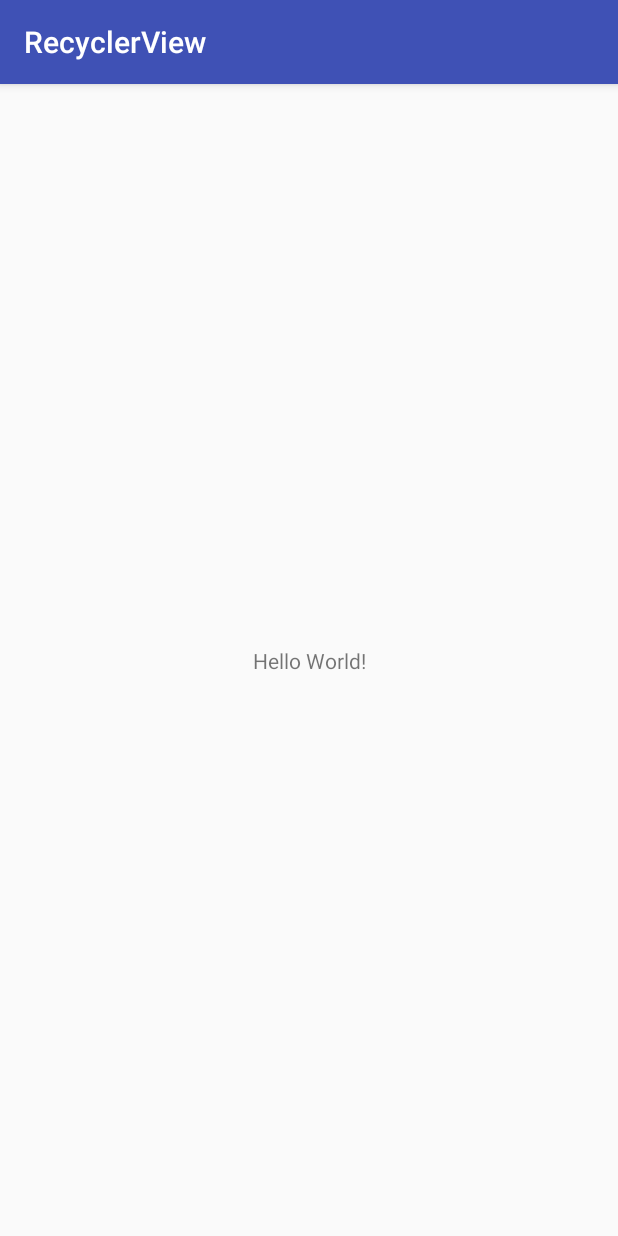
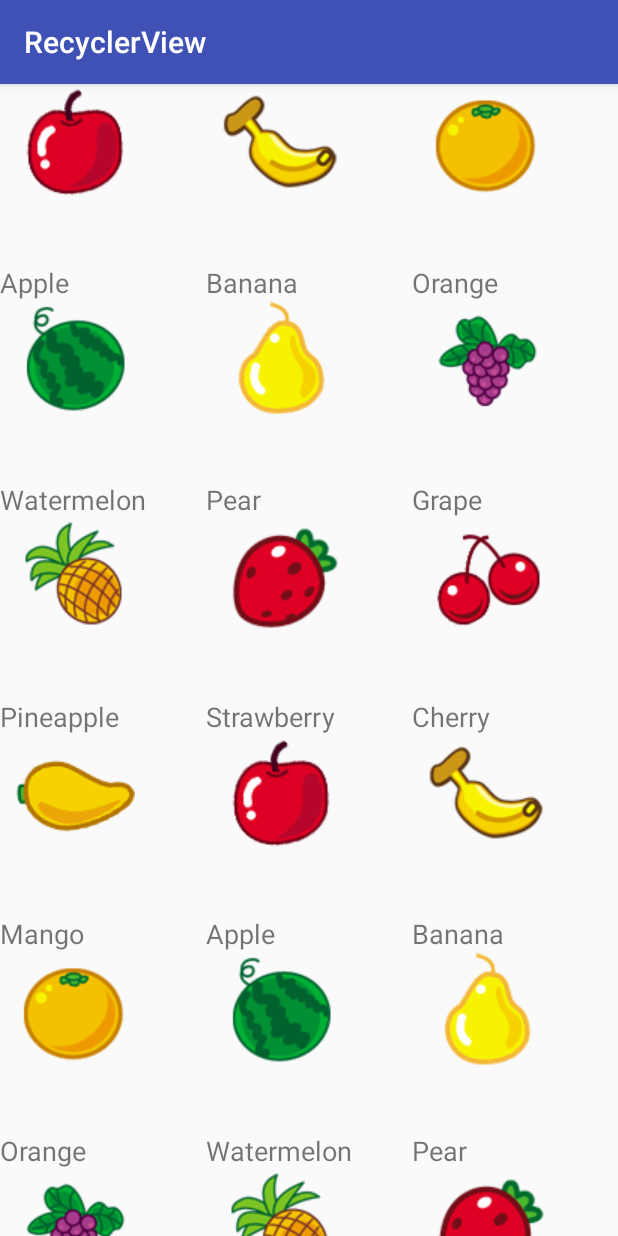
Before and after one commit to bingweibi/example, an Android app: the screen it shows after launch (MainActivity), on a phone screen of 412 x 824 dp. Run offline under Robolectric (Android 15) with nearby library versions, the phone set to English and light mode, and no system bars.

Commit message:
1106 RrecyclerView

```diff
--- a/RecyclerView2/app/build.gradle
+++ b/RecyclerView2/app/build.gradle
@@ -23,6 +23,7 @@ dependencies {
     implementation 'com.android.support:appcompat-v7:26.1.0'
     implementation 'com.android.support.constraint:constraint-layout:1.0.2'
     testImplementation 'junit:junit:4.12'
+    compile 'com.android.support:recyclerview-v7:26.1.0'
     androidTestImplementation 'com.android.support.test:runner:1.0.1'
     androidTestImplementation 'com.android.support.test.espresso:espresso-core:3.0.1'
 }
--- /dev/null
+++ b/RecyclerView2/app/src/main/java/com/example/bbw/recyclerview/Fruit.java
@@ -0,0 +1,32 @@
+package com.example.bbw.recyclerview;
+
+/**
+ * Created by bbw on 2017/6/23.
+ */
+
+public class Fruit {
+
+    public String getName() {
+        return name;
+    }
+
+    public void setName(String name) {
+        this.name = name;
+    }
+
+    public int getImageId() {
+        return imageId;
+    }
+
+    public void setImageId(int imageId) {
+        this.imageId = imageId;
+    }
+
+    private String name;
+    private int imageId;
+
+    public Fruit(String name , int imageId) {
+        this.name = name;
+        this.imageId = imageId;
+    }
+}
--- /dev/null
+++ b/RecyclerView2/app/src/main/java/com/example/bbw/recyclerview/FruitAdapter.java
@@ -0,0 +1,76 @@
+package com.example.bbw.recyclerview;
+
+import android.support.v7.widget.RecyclerView;
+import android.view.LayoutInflater;
+import android.view.View;
+import android.view.ViewGroup;
+import android.widget.ImageView;
+import android.widget.TextView;
+import android.widget.Toast;
+
+import java.util.List;
+
+/**
+ * Created by bbw on 2017/11/6.
+ * @author bbw
+ */
+
+public class FruitAdapter extends RecyclerView.Adapter<FruitAdapter.ViewHolder>{
+
+    private List<Fruit> mFruitList;
+
+    static class ViewHolder extends RecyclerView.ViewHolder{
+
+        ImageView fruitImage;
+        TextView fruitName;
+        View fruitView;
+
+        public ViewHolder(View itemView) {
+            super(itemView);
+            fruitView = itemView;
+            fruitImage = itemView.findViewById(R.id.fruitImage);
+            fruitName = itemView.findViewById(R.id.fruitName);
+        }
+    }
+
+    public FruitAdapter(List<Fruit> fruitList){
+        mFruitList = fruitList;
+    }
+
+    @Override
+    public FruitAdapter.ViewHolder onCreateViewHolder(ViewGroup parent, int viewType) {
+        View view = LayoutInflater.from(parent.getContext()).inflate(R.layout.fruit_item,parent,false);
+        final ViewHolder holder = new ViewHolder(view);
+        //点击时候
+        holder.fruitView.setOnClickListener(new View.OnClickListener() {
+            @Override
+            public void onClick(View v) {
+                int position = holder.getAdapterPosition();
+                Fruit fruit = mFruitList.get(position);
+                Toast.makeText(v.getContext(),fruit.getName(),Toast.LENGTH_SHORT).show();
+            }
+        });
+        holder.fruitImage.setOnClickListener(new View.OnClickListener() {
+            @Override
+            public void onClick(View v) {
+                int position = holder.getAdapterPosition();
+                Fruit fruit = mFruitList.get(position);
+                Toast.makeText(v.getContext(),fruit.getName(),Toast.LENGTH_SHORT).show();
+            }
+        });
+        return holder;
+    }
+
+    @Override
+    public void onBindViewHolder(FruitAdapter.ViewHolder holder, int position) {
+
+        Fruit fruit = mFruitList.get(position);
+        holder.fruitImage.setImageResource(fruit.getImageId());
+        holder.fruitName.setText(fruit.getName());
+    }
+
+    @Override
+    public int getItemCount() {
+        return mFruitList.size();
+    }
+}
--- a/RecyclerView2/app/src/main/java/com/example/bbw/recyclerview/MainActivity.java
+++ b/RecyclerView2/app/src/main/java/com/example/bbw/recyclerview/MainActivity.java
@@ -1,13 +1,66 @@
 package com.example.bbw.recyclerview;
 
+import android.os.Bundle;
+import android.support.annotation.Nullable;
 import android.support.v7.app.AppCompatActivity;
-import android.os.Bundle;
+import android.support.v7.widget.LinearLayoutManager;
+import android.support.v7.widget.RecyclerView;
+import android.support.v7.widget.StaggeredGridLayoutManager;
+import android.widget.LinearLayout;
 
+import java.util.ArrayList;
+import java.util.List;
+
+/**
+ * recyclerView知识点
+ * @author bbw
+ */
 public class MainActivity extends AppCompatActivity {
 
+    private List<Fruit> fruitList = new ArrayList<>();
+
     @Override
-    protected void onCreate(Bundle savedInstanceState) {
+    protected void onCreate(@Nullable Bundle savedInstanceState) {
         super.onCreate(savedInstanceState);
         setContentView(R.layout.activity_main);
+        //初始化水果数据
+        initFruits();
+        RecyclerView mRecyclerView = findViewById(R.id.recycler_view);
+        //线性布局
+//        LinearLayoutManager mLinearLayoutManager = new LinearLayoutManager(this);
+//        mLinearLayoutManager.setOrientation(LinearLayoutManager.HORIZONTAL);
+//        mRecyclerView.setLayoutManager(mLinearLayoutManager);
+        //瀑布流布局
+        StaggeredGridLayoutManager layoutManager = new StaggeredGridLayoutManager(3,StaggeredGridLayoutManager.VERTICAL);
+        mRecyclerView.setLayoutManager(layoutManager);
+        FruitAdapter adapter = new FruitAdapter(fruitList);
+        mRecyclerView.setAdapter(adapter);
+    }
+
+    private void initFruits() {
+
+        for (int i=0; i<2; i++){
+
+            Fruit apple = new Fruit("Apple",R.drawable.apple_pic);
+            fruitList.add(apple);
+            Fruit banana = new Fruit("Banana",R.drawable.banana_pic);
+            fruitList.add(banana);
+            Fruit orange = new Fruit("Orange",R.drawable.orange_pic);
+            fruitList.add(orange);
+            Fruit watermelon = new Fruit("Watermelon",R.drawable.watermelon_pic);
+            fruitList.add(watermelon);
+            Fruit pear = new Fruit("Pear",R.drawable.pear_pic);
+            fruitList.add(pear);
+            Fruit grape = new Fruit("Grape",R.drawable.grape_pic);
+            fruitList.add(grape);
+            Fruit pineapple = new Fruit("Pineapple",R.drawable.pineapple_pic);
+            fruitList.add(pineapple);
+            Fruit strawberry = new Fruit("Strawberry",R.drawable.strawberry_pic);
+            fruitList.add(strawberry);
+            Fruit cherry = new Fruit("Cherry",R.drawable.cherry_pic);
+            fruitList.add(cherry);
+            Fruit mango = new Fruit("Mango",R.drawable.mango_pic);
+            fruitList.add(mango);
+        }
     }
 }
--- a/RecyclerView2/app/src/main/res/layout/activity_main.xml
+++ b/RecyclerView2/app/src/main/res/layout/activity_main.xml
@@ -1,18 +1,12 @@
 <?xml version="1.0" encoding="utf-8"?>
-<android.support.constraint.ConstraintLayout xmlns:android="http://schemas.android.com/apk/res/android"
-    xmlns:app="http://schemas.android.com/apk/res-auto"
+
+<LinearLayout xmlns:android="http://schemas.android.com/apk/res/android"
     xmlns:tools="http://schemas.android.com/tools"
     android:layout_width="match_parent"
-    android:layout_height="match_parent"
-    tools:context="com.example.bbw.recyclerview.MainActivity">
+    android:layout_height="match_parent" >
 
-    <TextView
-        android:layout_width="wrap_content"
-        android:layout_height="wrap_content"
-        android:text="Hello World!"
-        app:layout_constraintBottom_toBottomOf="parent"
-        app:layout_constraintLeft_toLeftOf="parent"
-        app:layout_constraintRight_toRightOf="parent"
-        app:layout_constraintTop_toTopOf="parent" />
-
-</android.support.constraint.ConstraintLayout>
+    <android.support.v7.widget.RecyclerView
+        android:id="@+id/recycler_view"
+        android:layout_width="match_parent"
+        android:layout_height="match_parent" />
+</LinearLayout>
--- /dev/null
+++ b/RecyclerView2/app/src/main/res/layout/fruit_item.xml
@@ -0,0 +1,21 @@
+<?xml version="1.0" encoding="utf-8"?>
+<LinearLayout
+    xmlns:android="http://schemas.android.com/apk/res/android"
+    android:layout_width="100dp"
+    android:layout_height="wrap_content"
+    android:orientation="vertical">
+
+    <ImageView
+        android:id="@+id/fruitImage"
+        android:layout_width="wrap_content"
+        android:layout_height="wrap_content"
+        android:layout_gravity="center_horizontal"/>
+
+    <TextView
+        android:id="@+id/fruitName"
+        android:layout_width="wrap_content"
+        android:layout_height="wrap_content"
+        android:layout_gravity="start"
+        android:textSize="18sp"
+        android:layout_marginTop="40dp"/>
+</LinearLayout>
```
Also changed, not shown: RecyclerView2/app/src/main/res/drawable/apple_pic.png (added), RecyclerView2/app/src/main/res/drawable/banana_pic.png (added), RecyclerView2/app/src/main/res/drawable/cherry_pic.png (added), RecyclerView2/app/src/main/res/drawable/grape_pic.png (added), RecyclerView2/app/src/main/res/drawable/mango_pic.png (added), RecyclerView2/app/src/main/res/drawable/orange_pic.png (added), RecyclerView2/app/src/main/res/drawable/pear_pic.png (added), RecyclerView2/app/src/main/res/drawable/pineapple_pic.png (added), RecyclerView2/app/src/main/res/drawable/strawberry_pic.png (added), RecyclerView2/app/src/main/res/drawable/watermelon_pic.png (added), 1 other file.
